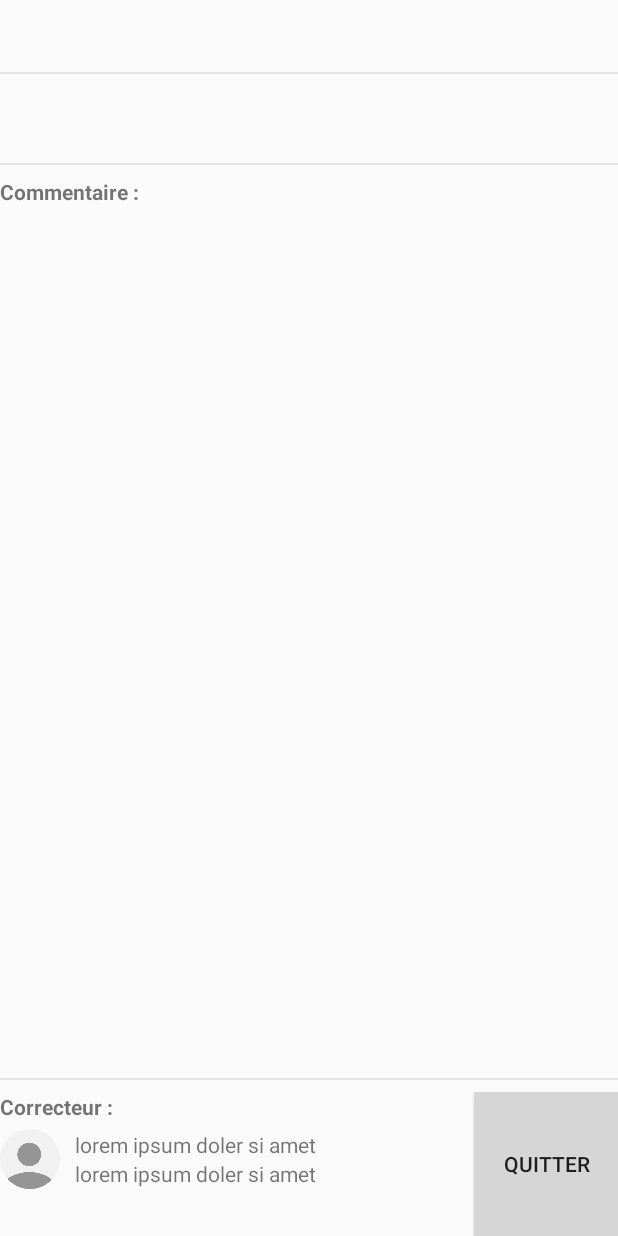
After one commit to debase/EpiAndroid, an Android app: the layout mark_detail.xml on its own in the app's theme, with its tools: preview values and no code run, on a phone screen of 412 x 824 dp. The commit adds this screen. Run offline under Robolectric (Android 15) with nearby library versions, the phone set to English and light mode, and no system bars.

Commit message:
add few feature to marks, material dialog detail on click

```diff
--- a/EpiAndroid/app/build.gradle
+++ b/EpiAndroid/app/build.gradle
@@ -29,7 +29,8 @@ dependencies {
     compile 'com.loopj.android:android-async-http:1.4.5'
     compile 'com.pkmmte.view:circularimageview:1.1'
     compile 'com.squareup.picasso:picasso:2.4.0'
-    compile 'com.google.code.gson:gson:2.2.4'
-    compile 'com.android.support:cardview-v7:21.0.+'
+    compile 'com.google.code.gson:gson:2.3'
+    compile 'com.android.support:cardview-v7:21.0.3'
     compile 'com.github.ksoichiro:android-observablescrollview:1.5.0'
+    compile 'me.drakeet.materialdialog:library:1.2.2'
 }
--- a/EpiAndroid/app/src/main/java/epiandroid/eu/epitech/epiandroid/adapter/MarksViewAdapter.java
+++ b/EpiAndroid/app/src/main/java/epiandroid/eu/epitech/epiandroid/adapter/MarksViewAdapter.java
@@ -61,8 +61,8 @@ public class MarksViewAdapter extends ArrayAdapter<MarksItem> {
 
         MarksItem item = objects.get(position);
         viewHolder.projectName.setText(item.getName());
-        viewHolder.mark.setText("Mark : " + item.getMark());
-        viewHolder.rater.setText(item.getRater());
+        viewHolder.mark.setText(item.getMark());
+        viewHolder.rater.setText((item.getRater() == null ? "" : item.getRater() + " - ") + item.date.split(" ")[0]);
         return row;
     }
 
--- /dev/null
+++ b/EpiAndroid/app/src/main/res/drawable/detail_mark_button.xml
@@ -0,0 +1,8 @@
+<?xml version="1.0" encoding="utf-8"?>
+<selector xmlns:android="http://schemas.android.com/apk/res/android" android:exitFadeDuration="@android:integer/config_shortAnimTime">
+
+    <item android:state_pressed="true" android:drawable="@drawable/material_card_nos_pressed"/>
+    <item android:state_focused="true" android:drawable="@drawable/material_card_nos_pressed"/>
+    <item android:drawable="@drawable/material_card_nos"/>
+
+</selector>
--- /dev/null
+++ b/EpiAndroid/app/src/main/res/layout/mark_detail.xml
@@ -0,0 +1,133 @@
+<?xml version="1.0" encoding="utf-8"?>
+<FrameLayout xmlns:android="http://schemas.android.com/apk/res/android"
+    android:layout_width="match_parent"
+    android:layout_height="match_parent">
+
+    <LinearLayout
+        android:layout_width="match_parent"
+        android:layout_height="match_parent"
+        android:orientation="vertical">
+
+        <TextView
+            android:id="@+id/project_mark"
+            android:layout_width="match_parent"
+            android:textStyle="bold"
+            android:textSize="@dimen/project_mark"
+            android:layout_height="wrap_content"
+            android:gravity="center" />
+
+        <include layout="@layout/navdrawer_separator"/>
+
+        <TextView
+            android:layout_width="match_parent"
+            android:layout_height="wrap_content"
+            android:singleLine="true"
+            android:textAppearance="?android:attr/textAppearanceMedium"
+            android:id="@+id/detail_module"/>
+
+        <TextView
+            android:layout_width="match_parent"
+            android:layout_height="wrap_content"
+            android:textAppearance="?android:attr/textAppearanceSmall"
+            android:id="@+id/project_name"/>
+
+        <include layout="@layout/navdrawer_separator"/>
+
+        <TextView
+            android:layout_width="wrap_content"
+            android:layout_height="wrap_content"
+            android:text="@string/comment"
+            android:textStyle="bold"
+            android:id="@+id/textView"
+            android:layout_marginBottom="5dp"/>
+
+        <ScrollView
+            android:layout_width="match_parent"
+            android:layout_height="0dp"
+            android:layout_weight="1"
+            android:id="@+id/scrollview">
+
+            <TextView
+                android:id="@+id/comment_text_view"
+                android:textSize="16sp"
+                android:lineSpacingMultiplier="1.3"
+                android:layout_width="match_parent"
+                android:layout_height="wrap_content"/>
+
+        </ScrollView>
+
+        <include layout="@layout/navdrawer_separator"/>
+
+        <RelativeLayout
+            android:layout_width="match_parent"
+            android:layout_height="wrap_content">
+
+            <Button
+                android:id="@+id/button_detail_mark"
+                android:layout_width="wrap_content"
+                android:layout_height="wrap_content"
+                android:background="@drawable/detail_mark_button"
+                android:textSize="14sp"
+                android:text="@string/dismiss"
+                android:gravity="center"
+                android:layout_centerVertical="true"
+                android:layout_alignParentRight="true"
+                android:layout_alignParentEnd="true" />
+
+            <LinearLayout
+                android:layout_width="match_parent"
+                android:layout_height="wrap_content"
+                android:orientation="vertical"
+                android:layout_toLeftOf="@+id/button_detail_mark"
+                android:layout_toStartOf="@+id/button_detail_mark">
+
+                <TextView
+                    android:layout_width="wrap_content"
+                    android:layout_height="wrap_content"
+                    android:text="@string/rater"
+                    android:textStyle="bold"
+                    android:layout_marginBottom="5dp"/>
+
+                <LinearLayout
+                    android:layout_width="match_parent"
+                    android:layout_height="wrap_content"
+                    android:id="@+id/linearLayout2">
+
+                    <ImageView
+                        android:layout_width="@dimen/history_card_image_size"
+                        android:layout_height="@dimen/history_card_image_size"
+                        android:src="@drawable/person_image_empty"
+                        android:visibility="visible"
+                        android:id="@+id/rater_image"
+                        android:layout_marginRight="10dp" />
+
+                    <LinearLayout
+                        android:layout_width="wrap_content"
+                        android:layout_height="wrap_content"
+                        android:orientation="vertical"
+                        android:layout_gravity="center_vertical" >
+
+                        <TextView
+                            android:layout_width="match_parent"
+                            android:layout_height="match_parent"
+                            android:textAppearance="?android:attr/textAppearanceSmall"
+                            android:id="@+id/mark_rater"
+                            android:gravity="center_vertical"
+                            android:text="@string/lorem_ipsum"
+                            android:singleLine="true"/>
+
+                        <TextView
+                            android:layout_width="253dp"
+                            android:layout_height="match_parent"
+                            android:textAppearance="?android:attr/textAppearanceSmall"
+                            android:id="@+id/mark_date"
+                            android:gravity="center_vertical"
+                            android:text="@string/lorem_ipsum"
+                            android:singleLine="true"/>
+                    </LinearLayout>
+                </LinearLayout>
+
+            </LinearLayout>
+        </RelativeLayout>
+    </LinearLayout>
+</FrameLayout>
--- a/EpiAndroid/app/src/main/res/values/dimens.xml
+++ b/EpiAndroid/app/src/main/res/values/dimens.xml
@@ -12,9 +12,9 @@
 
 
     <!-- dimens for marks view -->
-    <dimen name="project_title">15dp</dimen>
-    <dimen name="project_mark">13dp</dimen>
-    <dimen name="project_rater">11dp</dimen>
+    <dimen name="project_title">15sp</dimen>
+    <dimen name="project_mark">30sp</dimen>
+    <dimen name="project_rater">13sp</dimen>
 
 
 </resources>
--- a/EpiAndroid/app/src/main/res/values/strings.xml
+++ b/EpiAndroid/app/src/main/res/values/strings.xml
@@ -62,4 +62,9 @@
     <string name="loading_data">Chargement des données ...</string>
     <string name="error_fetching_data">Impossible de récuperer les données</string>
     <string name="login_error">Can\'t log you in</string>
+    <string name="messages">Derniers Messages</string>
+    <string name="history">Historique</string>
+    <string name="comment">Commentaire :</string>
+    <string name="dismiss">Quitter</string>
+    <string name="rater">Correcteur :</string>
 </resources>
```
Also changed, not shown: EpiAndroid/app/src/main/java/epiandroid/eu/epitech/epiandroid/adapter/CardArrayAdapter.java (deleted, +0 -75 lines), EpiAndroid/app/src/main/java/epiandroid/eu/epitech/epiandroid/fragment/DashboardFragment.java (+32 -11 lines), EpiAndroid/app/src/main/java/epiandroid/eu/epitech/epiandroid/fragment/MarksFragment.java (+61 -2 lines), EpiAndroid/app/src/main/java/epiandroid/eu/epitech/epiandroid/model/InfoModel.java (+0 -14 lines), EpiAndroid/app/src/main/java/epiandroid/eu/epitech/epiandroid/model/MarksItem.java (+9 -0 lines), EpiAndroid/app/src/main/java/epiandroid/eu/epitech/epiandroid/model/MessageModel.java (deleted, +0 -11 lines), EpiAndroid/app/src/main/res/layout/dashboard.xml (+25 -3 lines), EpiAndroid/app/src/main/res/layout/mark_item.xml (+28 -29 lines), 1 other file.
